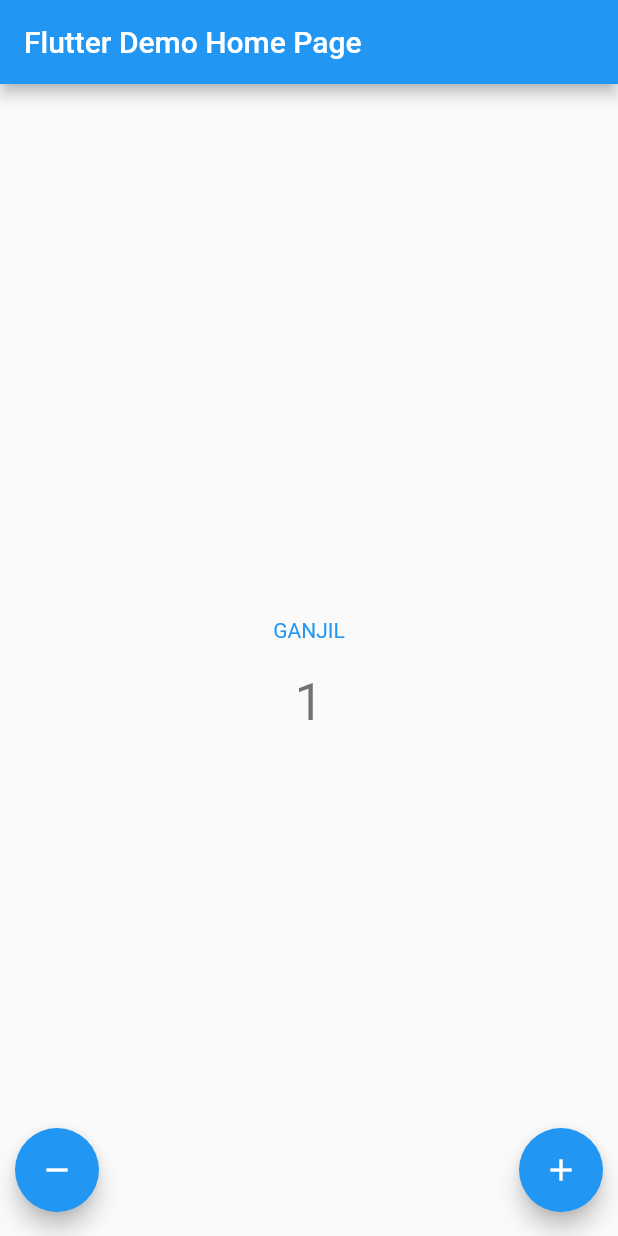
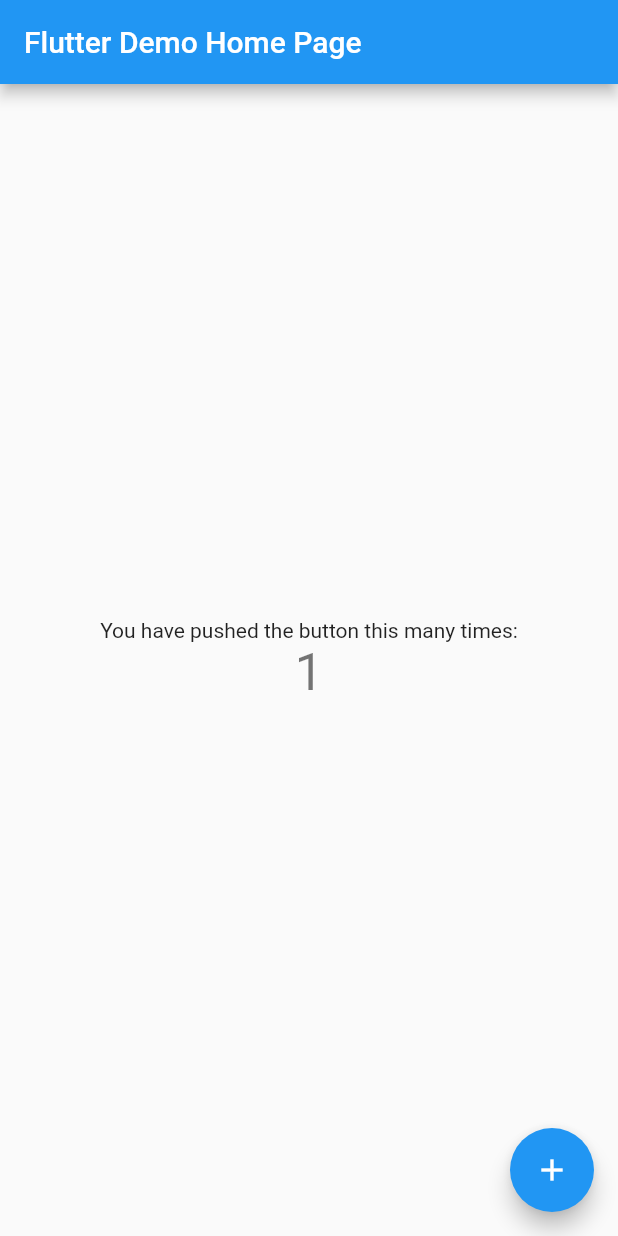
Before and after one commit to kamilassyf/pbp-flutter-tutorial, a Flutter app: the screen it shows after launch, after a tap on the "add" icon, on a phone screen of 412 x 824 dp. Run offline on Flutter 3.47's test engine with Material 2 defaults, Android fonts, the phone set to English and light mode, and no system bars.

Commit message:
submit tugas

```diff
--- a/tutorial6/lib/main.dart
+++ b/tutorial6/lib/main.dart
@@ -49,8 +49,6 @@ class MyHomePage extends StatefulWidget {
 
 class _MyHomePageState extends State<MyHomePage> {
   int _counter = 0;
-  String textType = "GENAP";
-  bool styleType = true;
 
   void _incrementCounter() {
     setState(() {
@@ -60,36 +58,8 @@ class _MyHomePageState extends State<MyHomePage> {
       // _counter without calling setState(), then the build method would not be
       // called again, and so nothing would appear to happen.
       _counter++;
-      if(_counter % 2 == 0){
-          textType = "GENAP";
-          styleType = true;
-
-        } else{
-          textType="GANJIL";
-          styleType = false;
-
-        }
     });
   }
-  void decrementCounter() {
-    setState(() {
-      if (_counter != 0) {
-        _counter--;
-        if(_counter % 2 == 0){
-          textType = "GENAP";
-          styleType = true;
-
-        } else{
-          textType="GANJIL";
-          styleType = false;
-
-        }
-      }
-
-    });
-  }
-
-
 
   @override
   Widget build(BuildContext context) {
@@ -125,14 +95,9 @@ class _MyHomePageState extends State<MyHomePage> {
           // horizontal).
           mainAxisAlignment: MainAxisAlignment.center,
           children: <Widget>[
-            Container(
-              padding: EdgeInsets.fromLTRB(20, 20, 20, 20),
-              child: Text('$textType',
-                style: styleType
-                      ? TextStyle(color: Colors.red)
-                      : TextStyle(color:Colors.blue),)
+            const Text(
+              'You have pushed the button this many times:',
             ),
-
             Text(
               '$_counter',
               style: Theme.of(context).textTheme.headline4,
@@ -140,23 +105,11 @@ class _MyHomePageState extends State<MyHomePage> {
           ],
         ),
       ),
-       floatingActionButtonLocation: FloatingActionButtonLocation.centerFloat,
-        floatingActionButton: Container(
-        padding: EdgeInsets.symmetric(vertical: 0, horizontal: 10.0),
-        child: Row(
-          mainAxisAlignment: MainAxisAlignment.spaceBetween,
-          children: <Widget>[
-            FloatingActionButton(
-              onPressed: decrementCounter,
-              child: Icon(Icons.remove),
-            ),
-            FloatingActionButton(
-              onPressed: _incrementCounter,
-              child: Icon(Icons.add),
-            ),
-          ],
-        ),
-      ),
+      floatingActionButton: FloatingActionButton(
+        onPressed: _incrementCounter,
+        tooltip: 'Increment',
+        child: const Icon(Icons.add),
+      ), // This trailing comma makes auto-formatting nicer for build methods.
     );
   }
 }
```
Also changed, not shown: 1 other file.
